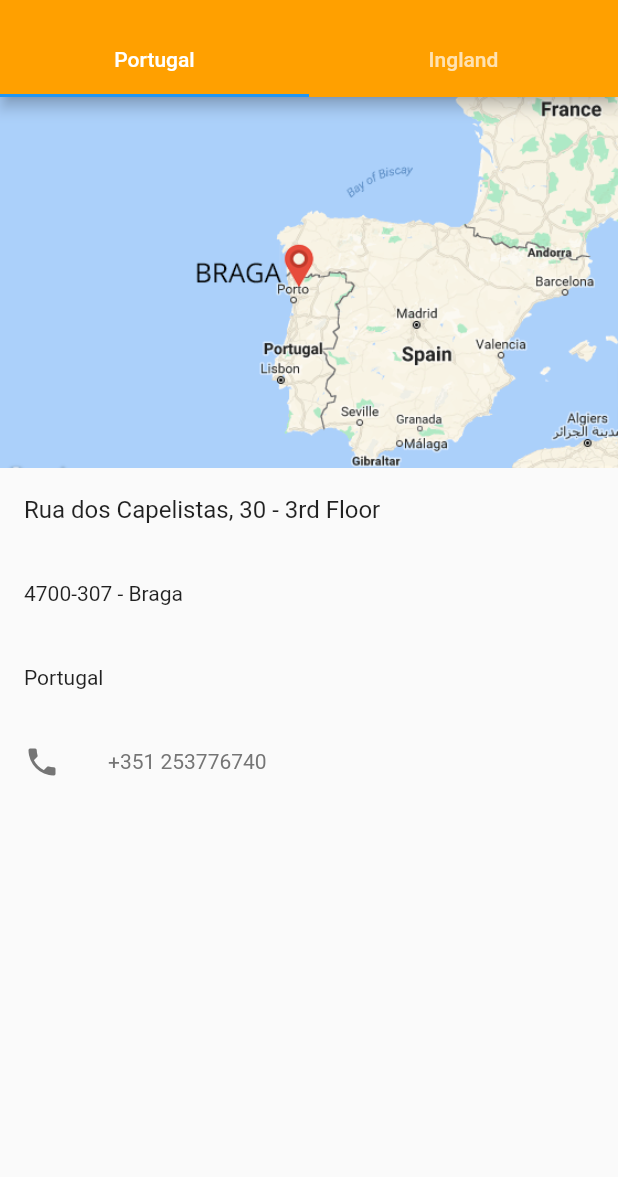
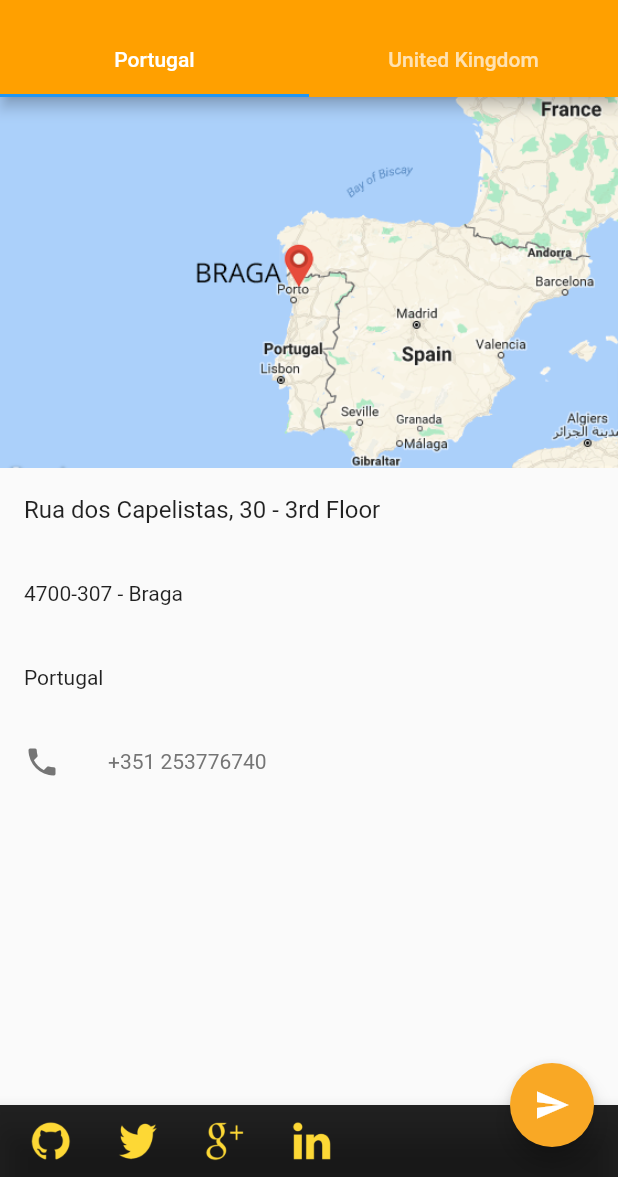
Before and after one commit to aerolp/flutter_yari_app, a Flutter app: the screen it shows after launch, in the side drawer, after a tap on "Consulting", on a phone screen of 412 x 824 dp, the part 59-1236 px from its top. Run offline on Flutter 3.47's test engine with Material 2 defaults, Android fonts, the light colour scheme and no system bars; missing offline and left inert: diamond_fab.

Commit message:
add button bottom bar

```diff
--- a/lib/app.dart
+++ b/lib/app.dart
@@ -1,9 +1,13 @@
 import 'package:flutter/material.dart';
+import 'package:url_launcher/url_launcher.dart';
+import 'package:diamond_fab/diamond_fab.dart';
+
 import 'appbar.dart';
 import 'contact.dart';
 import 'software.dart';
 import 'about_company.dart';
 
+//Widget Principal
 class UnitConverterApp extends StatelessWidget{
   @override
   Widget build(BuildContext context) {
@@ -15,16 +19,10 @@ class UnitConverterApp extends StatelessWidget{
   }
 }
 
+//
 class YariApp extends StatefulWidget{
   const YariApp();
   _YariAppState createState() => _YariAppState();
-}
-
-enum DialogDemoAction {
-  cancel,
-  discard,
-  disagree,
-  agree,
 }
 
 //Inicial APP page
@@ -35,13 +33,8 @@ class _YariAppState extends State<YariApp>{
   final String _ourTech = 'We love to work with bleeding edge technology with a tendency to move to the functional side of programming';
 
   Widget build(BuildContext context){
-    final ThemeData theme = Theme.of(context);
-    final TextStyle dialogTextStyle = theme.textTheme.subhead.copyWith(color: theme.textTheme.caption.color);
-
-    return Scaffold(
-      appBar: TopBar(context).topbar,
-      // drawer: TopBar().drawerer,
-      drawer: new Drawer(
+  //Body Construction variables
+    final _drawerer = new Drawer(
       child: new ListView(
         children: <Widget>[
           new UserAccountsDrawerHeader(
@@ -72,27 +65,12 @@ class _YariAppState extends State<YariApp>{
                       ),
         ],
       ),
-      ),
-      body: new Container(
-        color: Colors.grey[100],
-        child: new Stack(
-          children: <Widget>[
-
-            new ListView(
-              padding: new EdgeInsets.all(10.0),
-              children: <Widget>[
-                new ListTile(
-                  title: new Text(_topTitle,
-                    style: Theme.of(context).textTheme.title ,),
-                ),
-                new ListTile(
-                  title: new Text(_beginningText),
-                ),
-                new Container(padding: new EdgeInsets.all(10.0),),
-                new RaisedButton(
+    );
+    final _consulting = new RaisedButton(
       color: Colors.black87,
       padding: const EdgeInsets.all(22.0),
-                  child: Text('Consulting', style: new TextStyle(color: Colors.white), ),
+
+      child: Text('Consulting', style: new TextStyle(color: Colors.white),),
       onPressed: () {
         showModalBottomSheet<void>(context: context, builder: (BuildContext context) {
           return new Container(
@@ -108,8 +86,9 @@ class _YariAppState extends State<YariApp>{
             )
           );
         });
-                  }),
-                new RaisedButton(
+      }
+    );
+    final _product = new RaisedButton(
       color: Colors.black87,
       padding: const EdgeInsets.all(22.0),
       child: Text('Product Development', style: new TextStyle(color: Colors.white),),
@@ -128,8 +107,9 @@ class _YariAppState extends State<YariApp>{
             )
           );
         });
-                  }),
-                new RaisedButton(
+      }
+    );
+    final _training = new RaisedButton(
       color: Colors.black87,
       padding: const EdgeInsets.all(22.0),
       child: Text('Training', style: new TextStyle(color: Colors.white),),
@@ -148,8 +128,9 @@ class _YariAppState extends State<YariApp>{
             )
           );
         });
-                  }),
-                new RaisedButton(
+      }
+    );
+    final _devops = new RaisedButton(
       color: Colors.black87,
       padding: const EdgeInsets.all(22.0),
       child: Text('Devops and System adminstration', style: new TextStyle(color: Colors.white),),
@@ -169,16 +150,8 @@ class _YariAppState extends State<YariApp>{
           );
         });
       }
-                ),
-                new Container(padding: new EdgeInsets.all(10.0),),
-                new ListTile(
-                  title: new Text(_ourTech,
-                    style: Theme.of(context).textTheme.body2 ,),
-                ),
-                new Container(padding: new EdgeInsets.all(10.0),),
-                new Row(
-                  children: <Widget>[
-                    new Expanded(
+    );
+    final _elixir = new Expanded(
       child: (
         new FlatButton(
           child: new IconTheme(
@@ -203,8 +176,8 @@ class _YariAppState extends State<YariApp>{
           },
         )
       ),
-                    ),
-                    new Expanded(
+    );
+    final _elm = new Expanded(
       child: (
         new FlatButton(
           child: new IconTheme(
@@ -229,8 +202,8 @@ class _YariAppState extends State<YariApp>{
           },
         )
       ),
-                    ),
-                    new Expanded(
+    );
+    final _ruby = new Expanded(
       child: (
         new FlatButton(
           child: new IconTheme(
@@ -255,7 +228,34 @@ class _YariAppState extends State<YariApp>{
           },
         )
       ),
+    );
+    final _body = new Container(
+      color: Colors.grey[100],
+      child: new Stack(
+        children: <Widget>[
+
+          new ListView(
+            padding: new EdgeInsets.all(10.0),
+            children: <Widget>[
+              new ListTile(title: new Text(_topTitle,
+                  style: Theme.of(context).textTheme.title ,),
               ),
+              new ListTile(title: new Text(_beginningText)),
+              new Container(padding: new EdgeInsets.all(10.0),),
+              _consulting,
+              _product,
+              _training,
+              _devops,
+              new Container(padding: new EdgeInsets.all(10.0),),
+              new ListTile(title: new Text(_ourTech,
+                  style: Theme.of(context).textTheme.body2 ,),
+              ),
+              new Container(padding: new EdgeInsets.all(10.0),),
+              new Row(
+                children: <Widget>[
+                  _elixir,
+                  _elm,
+                  _ruby,
                 ],
               ),
               new Container(padding: new EdgeInsets.all(10.0),),
@@ -264,33 +264,67 @@ class _YariAppState extends State<YariApp>{
 
         ],
       ),
+    );
+    //Bottom ICONS
+    final _icon1 = IconButton(
+      icon: new ImageIcon(
+        new AssetImage('images/contact/github-b.png'),
+        size:36.0,
+        color: Colors.yellow[600]
       ),
+      onPressed: () {},
+    );
+    final _icon2 = IconButton(
+      icon: new ImageIcon(
+        new AssetImage('images/contact/twitter-b.png'),
+        size:36.0,
+        color: Colors.yellow[600]
+      ),
+      onPressed: () {},
+    );
+    final _icon3 = IconButton(
+      icon: new ImageIcon(
+        new AssetImage('images/contact/googleplus_b.png'),
+        size:36.0,
+        color: Colors.yellow[600]
+      ),
+      onPressed: () {},
+    );
+    final _icon4 = IconButton(
+      icon: new ImageIcon(
+        new AssetImage('images/contact/linkedin_b.png'),
+        size:36.0,
+        color: Colors.yellow[600]
+      ),
+      onPressed: () {},
+    );
+
+    return Scaffold(
+      appBar: TopBar(context).topbar,
+      drawer: _drawerer,
+      body: _body,
       floatingActionButtonLocation: FloatingActionButtonLocation.endDocked,
       floatingActionButton: FloatingActionButton(
-        child: const Icon(Icons.mail),
-        onPressed: () {},
+        child: const Icon(Icons.send),
+        onPressed: () => launch('mailto:victor@yarilabs.com?subject=Test&body=Hello%20World'),
         backgroundColor: Colors.yellow[800],
       ),
       bottomNavigationBar: BottomAppBar(
+        color: Colors.black87,
         hasNotch: true,
         child: new Row(
           mainAxisSize: MainAxisSize.max,
           // mainAxisAlignment: MainAxisAlignment.spaceBetween,
           children: <Widget>[
-            IconButton(icon: Icon(Icons.settings), onPressed: () {
-              new AlertDialog(
-                  content: new Text(
-                    'InProgress',
-                  ),
-                  actions: <Widget>[
-                    new FlatButton(
-                      child: const Text('Ok'),
-                      onPressed: () { Navigator.pop(context, DialogDemoAction.discard); }
-                    )
-                  ]
-                );
-            },),
+            Padding(padding: new EdgeInsets.all(5.0)),
             // IconButton(icon: Icon(Icons.search), onPressed: () {},),
+            _icon1,
+            Padding(padding: new EdgeInsets.all(5.0)),
+            _icon2,
+            Padding(padding: new EdgeInsets.all(5.0)),
+            _icon3,
+            Padding(padding: new EdgeInsets.all(5.0)),
+            _icon4,
           ],
         ),
       ),
@@ -300,66 +334,34 @@ class _YariAppState extends State<YariApp>{
 
 
 
-//=======================| EXPANSION PANEL |=========================|
-// One entry in the multilevel list displayed by this app.
-// class Entry {
-//   Entry(this.title, [this.children = const <Entry>[]]);
 
-//   final String title;
-//   final List<Entry> children;
-// }
+    // final _consulting = new RaisedButton.icon(
+    //   color: Colors.black87,
+    //   // padding: const EdgeInsets.all(22.0),
+    //   icon: ImageIcon(AssetImage('images/connectdevelop.png'),color: Colors.white),
+    //   label: Text('Consulting', style: new TextStyle(color: Colors.white)),
+    //   splashColor: Colors.black45,
+    //   onPressed: () {
+    //     showModalBottomSheet<void>(context: context, builder: (BuildContext context) {
+    //       return new Container(
+    //         child: new Padding(
+    //           padding: const EdgeInsets.all(82.0),
+    //           child: new Text('Some of our projects are two-month engagements while other are for the long haul. Sometimes we’re brought on to help an existing company dive into new territory, other times we will be working together with your team to make sure you get your products ready, on budget and on time.',
+    //             textAlign: TextAlign.center,
+    //             style: new TextStyle(
+    //               color: Theme.of(context).accentColor,
+    //               fontSize: 18.0
+    //             )
+    //           )
+    //         )
+    //       );
+    //     });
+    //   }
+    // );
 
-// // The entire multilevel list displayed by this app.
-// final List<Entry> data = <Entry>[
-//   new Entry(
-//     'Consulting',
-//     <Entry>[
-//       new Entry(
-//         'Some of our projects are two-month engagements while other are for the long haul. Sometimes we’re brought on to help an existing company dive into new territory, other times we will be working together with your team to make sure you get your products ready, on budget and on time.',
-//       ),
-//     ],
-//   ),
-//   new Entry(
-//     'Product Development',
-//     <Entry>[
-//       new Entry(
-//         'We transform your ideas into brilliant scalable products. For us collaboration is a base assumption about how we work, we integrate your input at every stage of a project. While we always strive to go to market quickly, we never sacrifice quality for speed.'
-//       ),
-//     ],
-//   ),
-//   new Entry(
-//     'Training',
-//     <Entry>[
-//       new Entry('Training is part of our DNA! We take it so seriously that we not only teach and train our team, but we also like to train others. We can train your team in new skills and on the product so it is rock solid and user-friendly.'),
-//     ],
-//   ),
-//   new Entry(
-//     'Devops and System adminstration',
-//     <Entry>[
-//       new Entry('Deploying your docker cluster on top of AWS EC2 Container Service (ECS) or using Kubernetes we got you covered. We can help you with security, Monitoring and Continuous Delivery Setup.'),
-//     ],
-//   ),
-// ];
 
-// // Displays one Entry. If the entry has children then it's displayed
-// // with an ExpansionTile.
-// class EntryItem extends StatelessWidget {
-//   const EntryItem(this.entry);
-
-//   final Entry entry;
-
-//   Widget _buildTiles(Entry root) {
-//     if (root.children.isEmpty) return new ListTile(title: new Text(root.title));
-//     return new ExpansionTile(
-//       key: new PageStorageKey<Entry>(root),
-//       title: new Text(root.title, style: TextStyle(color: Colors.white),),
-//       children: root.children.map(_buildTiles).toList(),
-//     );
-//   }
-
-//   @override
-//   Widget build(BuildContext context) {
-//     return _buildTiles(entry);
-//   }
-// }
-//=====================| END EXPANSION PANEL |=======================|
+    // floatingActionButton: DiamondFab(
+      //   child: const Icon(Icons.send),
+      //   onPressed: () => launch('mailto:victor@yarilabs.com?subject=Test&body=Hello%20World'),
+      //   backgroundcolor: Colors.yellow[800],
+      // ),
--- a/lib/appbar.dart
+++ b/lib/appbar.dart
@@ -1,28 +1,38 @@
 import 'package:flutter/material.dart';
+
 import 'appbar.dart';
 import 'contact.dart';
 import 'software.dart';
 import 'about_company.dart';
 
+//Alert Dialog options
+enum DialogDemoAction {
+  cancel,
+  ok,
+}
 
+//Where all Variables are situated
 class TopBar{
   final BuildContext context;
   TopBar(this.context);
 
+  //Main Top bar
   final topbar = AppBar(
     backgroundColor: Color(0xFFFFA000),
     title: new Text('Yarilabs')
   );
+  //Secondary Top bar
   final topbartabs = AppBar(
     backgroundColor: Color(0xFFFFA000),
     title: new Text('Yarilabs'),
     bottom: new TabBar(
       tabs: [
-        new Tab(text: 'Portugal'),
-        new Tab(text: 'Ingland'),
+        new Container(child: new Tab(text: 'Portugal')),
+        new Tab(text: 'United Kingdom'),
       ],
     ),
   );
+  //Main Top Bar (not in use)
   final drawerer = Drawer(
     child: new ListView(
       children: <Widget>[
--- a/lib/contact.dart
+++ b/lib/contact.dart
@@ -1,25 +1,19 @@
 import 'package:flutter/material.dart';
+import 'package:url_launcher/url_launcher.dart';
 import 'appbar.dart';
 
 class Contact extends StatelessWidget{
   Widget build(BuildContext context){
-
-    return new DefaultTabController(
-      length: 3,
-      child: new Scaffold(
-        appBar: TopBar(context).topbartabs,
-        body: new TabBarView(
-          children: <Widget>[
-            new Container(
+    //Body construction variables
+    final _portugal = new Container(
       child:new ListView(
         children: <Widget>[
-
           new Container(
             child: new Image.asset(
               'images/yarilabs-contact-us.png',
             ),
+            // onPressed: () => launch('https://www.google.com/maps/search/?api=1&query=centurylink+field'),
           ),
-
           new Container(
             // padding: new EdgeInsets.only(top:10.0),
             child: new ListTile(
@@ -58,17 +52,15 @@ class Contact extends StatelessWidget{
           ),
         ],
       ),
-            ),
-            new Container(
+    );
+    final _england = new Container(
       child:new ListView(
         children: <Widget>[
-
           new Container(
             child: new Image.asset(
               'images/yarilabs-contact-us-uk.jpg',
             ),
           ),
-
           new Container(
             // padding: new EdgeInsets.only(top:10.0),
             child: new ListTile(
@@ -93,6 +85,10 @@ class Contact extends StatelessWidget{
                 style: Theme.of(context).textTheme.body1)
             ),
           ),
+          // new FlatButton(
+          //     onPressed: () => launch('tel://932321483'),
+          //     child: new Text('Call me c='),
+          // ),
           new Container(
             // padding: new EdgeInsets.only(top:10.0),
             child: new ListTile(
@@ -105,12 +101,79 @@ class Contact extends StatelessWidget{
                 )
             ),
           ),
+
+        ],
+      ),
+    );
+    //Bottom ICONS
+    final _icon1 = IconButton(
+      icon: new ImageIcon(
+        new AssetImage('images/contact/github-b.png'),
+        size:36.0,
+        color: Colors.yellow[600]
+      ),
+      onPressed: () {},
+    );
+    final _icon2 = IconButton(
+      icon: new ImageIcon(
+        new AssetImage('images/contact/twitter-b.png'),
+        size:36.0,
+        color: Colors.yellow[600]
+      ),
+      onPressed: () {},
+    );
+    final _icon3 = IconButton(
+      icon: new ImageIcon(
+        new AssetImage('images/contact/googleplus_b.png'),
+        size:36.0,
+        color: Colors.yellow[600]
+      ),
+      onPressed: () {},
+    );
+    final _icon4 = IconButton(
+      icon: new ImageIcon(
+        new AssetImage('images/contact/linkedin_b.png'),
+        size:36.0,
+        color: Colors.yellow[600]
+      ),
+      onPressed: () {},
+    );
+
+    return new DefaultTabController(
+      length: 3,
+      child: new Scaffold(
+        appBar: TopBar(context).topbartabs,
+        body: new TabBarView(
+          children: <Widget>[
+            _portugal,
+            _england
+          ],
+        ),
+        floatingActionButtonLocation: FloatingActionButtonLocation.endDocked,
+        floatingActionButton: FloatingActionButton(
+          child: const Icon(Icons.send),
+          onPressed: () => launch('mailto:victor@yarilabs.com?subject=Test&body=Hello%20World'),
+          backgroundColor: Colors.yellow[800],
+        ),
+        bottomNavigationBar: BottomAppBar(
+          color: Colors.black87,
+          hasNotch: true,
+          child: new Row(
+            mainAxisSize: MainAxisSize.max,
+            children: <Widget>[
+              Padding(padding: new EdgeInsets.all(5.0)),
+              _icon1,
+              Padding(padding: new EdgeInsets.all(5.0)),
+              _icon2,
+              Padding(padding: new EdgeInsets.all(5.0)),
+              _icon3,
+              Padding(padding: new EdgeInsets.all(5.0)),
+              _icon4,
             ],
           ),
         ),
-          ],
-        )
       ),
     );
+
   }
 }
```
Also changed, not shown: pubspec.yaml (+16 -0 lines), images/cogs.png (added), images/connectdevelop.png (added), images/contact/github-b.png (added), images/contact/github-bs.png (added), images/contact/github-w.png (added), images/contact/googleplus_b.png (added), images/contact/googleplus_w.png (added), images/contact/linkedin_b.png (added), images/contact/linkedin_w.png (added), images/contact/twitter-b.png (added), images/contact/twitter-w.png (added), images/puzzle.png (added), images/terminal.png (added), 1 more files. Lines whose indentation alone changed are shown as unchanged.
